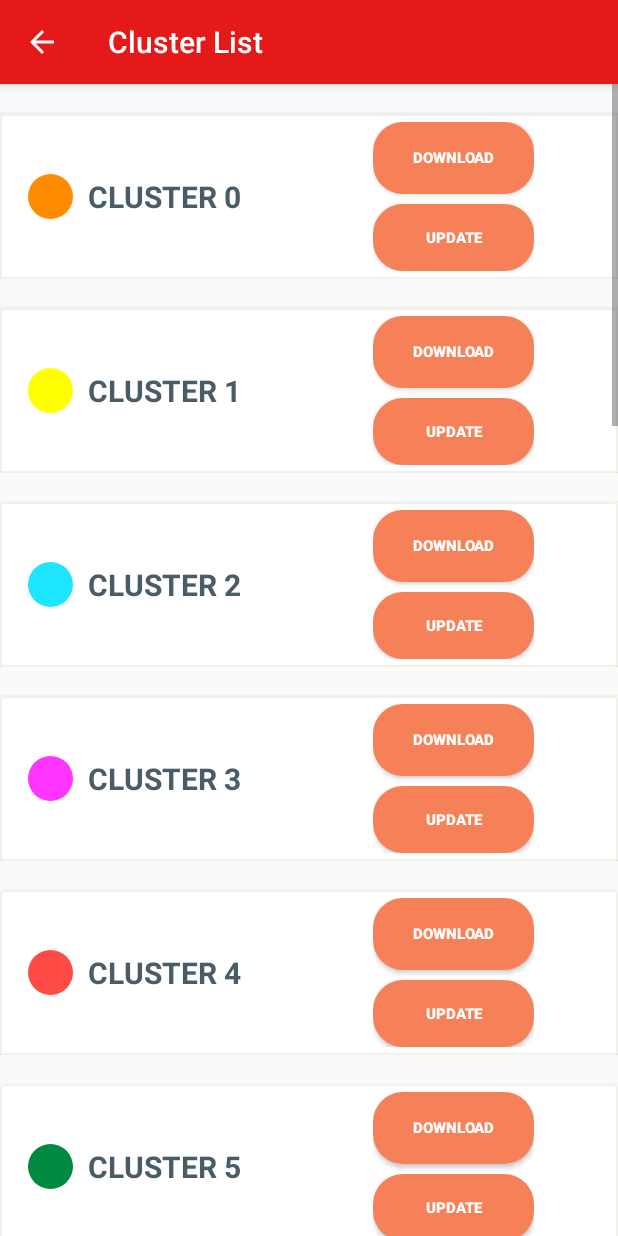
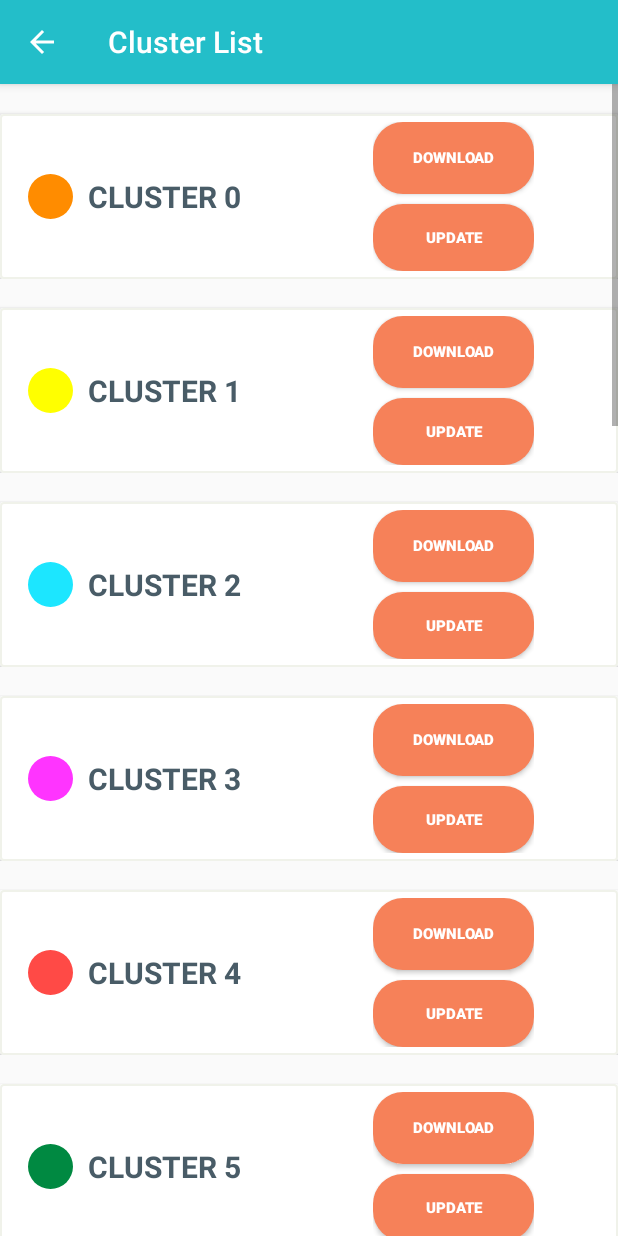
Before and after one commit to bryanliujh/fypandroid, an Android app: the screen it shows after launch (ClusterListActivity), in the options menu, after a tap on "Download Clusters", on a phone screen of 412 x 824 dp. Run offline under Robolectric (Android 15) with nearby library versions, the phone set to English and light mode, and no system bars; our stand-ins replace Room's generated code; libraries missing offline, so code that uses them is left out: com.mapbox.geojson, com.mapbox.mapboxsdk; pictures from the network do not load; 12 statements that could not run were skipped.

```diff
--- a/app/src/main/res/values/colors.xml
+++ b/app/src/main/res/values/colors.xml
@@ -1,7 +1,7 @@
 <?xml version="1.0" encoding="utf-8"?>
 <resources>
-    <color name="colorPrimary">#E51919</color>
-    <color name="colorPrimaryDark">#800C0C</color>
+    <color name="colorPrimary">#23BEC9</color>
+    <color name="colorPrimaryDark">#1a959e</color>
     <color name="colorAccent">#000000</color>
     <color name="colorGray">#495C67</color>
     <color name="divider">#ebebeb</color>
```
Also changed, not shown: app/src/main/java/com/hiddenshrineoffline/MainActivity.java (+12 -8 lines).
